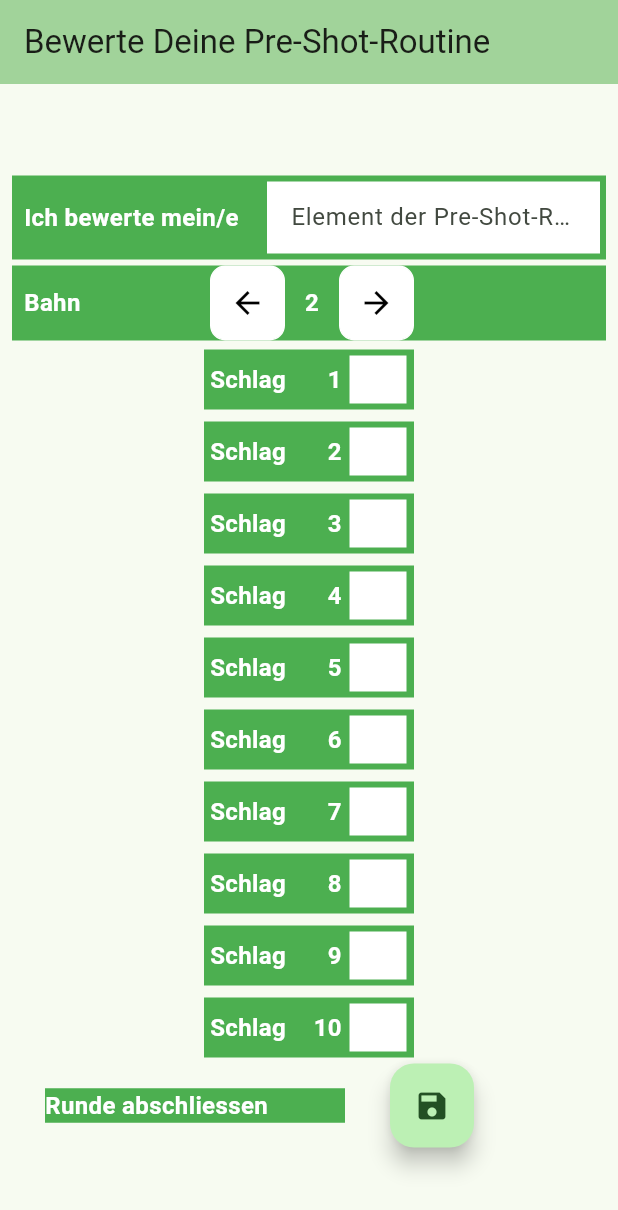
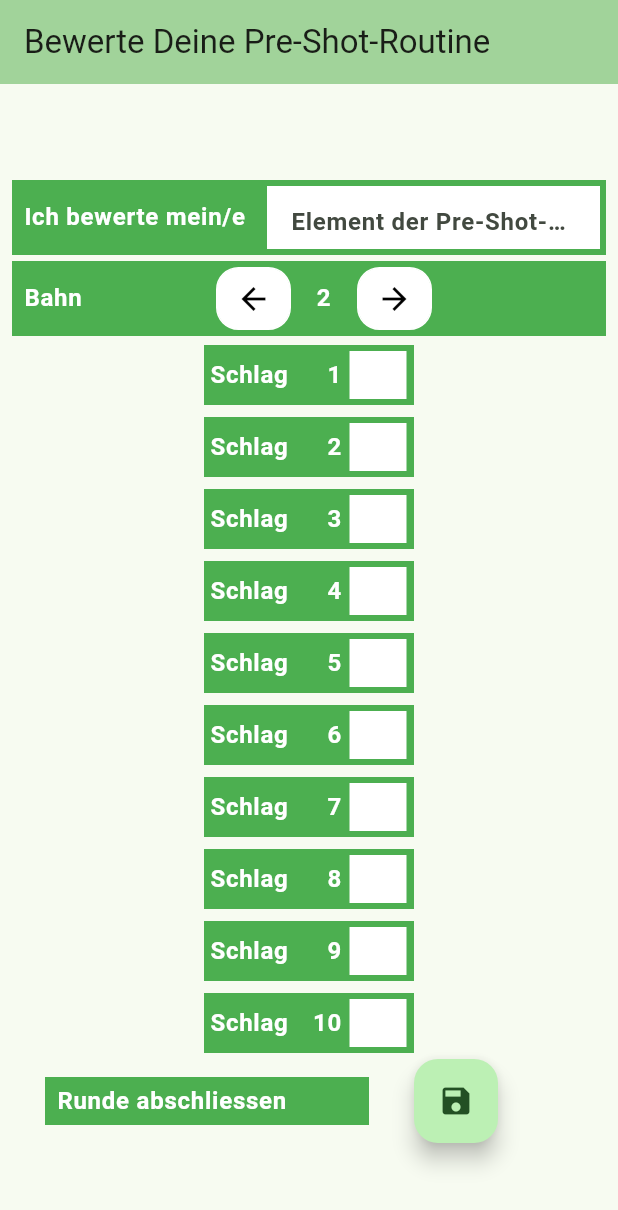
Before and after one commit to chrbuchsteiner61/valuation_pre_shot, a Flutter app: the screen it shows after launch, on a phone screen of 412 x 824 dp. Shown: the top 1210 px of the screen. Run offline on Flutter 3.47's test engine with Material 3 defaults, Android fonts, the phone set to English and light mode, and no system bars.

Commit message:
margin at buttons

```diff
--- a/lib/main.dart
+++ b/lib/main.dart
@@ -17,10 +17,11 @@ class MyApp extends StatelessWidget {
         colorScheme: ColorScheme.fromSeed(
           seedColor: Colors.green,
           primary: Colors.green,
+          secondary: Colors.white,
         ),
         useMaterial3: true,
         textTheme: TextTheme(
-          bodyMedium: const TextStyle(
+          bodyLarge: const TextStyle(
               fontSize: 16, fontWeight: FontWeight.w600, color: Colors.white),
         ),
       ),
@@ -31,15 +32,6 @@ class MyApp extends StatelessWidget {
 
 class MyHomePage extends StatefulWidget {
   const MyHomePage({super.key, required this.title});
-
-  // This widget is the home page of your application. It is stateful, meaning
-  // that it has a State object (defined below) that contains fields that affect
-  // how it looks.
-
-  // This class is the configuration for the state. It holds the values (in this
-  // case the title) provided by the parent (in this case the App widget) and
-  // used by the build method of the State. Fields in a Widget subclass are
-  // always marked "final".
 
   final String title;
 
@@ -53,8 +45,7 @@ class _MyHomePageState extends State<MyHomePage> {
     return Scaffold(
         appBar: AppBar(
           backgroundColor: Theme.of(context).colorScheme.inversePrimary,
-          // Here we take the value from the MyHomePage object that was created by
-          // the App.build method, and use it to set our appbar title.
+
           title: Text(widget.title),
         ),
         body:
--- a/lib/ui_mockup/colored_container.dart
+++ b/lib/ui_elements/colored_container.dart
@@ -14,6 +14,7 @@ class ColoredContainer extends StatelessWidget {
       child: Container(
         //color: backgroundColor,
         color: Theme.of(context).colorScheme.primary,
+        height: 50,
         child: aWidget,
       ),
     );
--- a/lib/ui_mockup/styled_text.dart
+++ b/lib/ui_elements/styled_text.dart
@@ -28,7 +28,7 @@ class StyledText extends StatelessWidget {
       child: Text(
         aText,
         //style: normalTextStyle,
-        style: Theme.of(context).textTheme.bodyMedium,
+        style: Theme.of(context).textTheme.bodyLarge,
         textAlign: theAlignment,
       ),
     );
--- a/lib/ui_mockup/change_the_tee.dart
+++ b/lib/ui_mockup/change_the_tee.dart
@@ -1,6 +1,6 @@
 import 'package:flutter/material.dart';
-import 'package:valuation_pre_shot/ui_mockup/colored_container.dart';
-import 'package:valuation_pre_shot/ui_mockup/styled_text.dart';
+import 'package:valuation_pre_shot/ui_elements/colored_container.dart';
+import 'package:valuation_pre_shot/ui_elements/styled_text.dart';
 
 class ChangeTheTee extends StatelessWidget {
   const ChangeTheTee({super.key});
@@ -16,8 +16,8 @@ class ChangeTheTee extends StatelessWidget {
       //color: Colors.green,
       aWidget: Row(children: <Widget>[
         Padding(
-          padding: const EdgeInsets.symmetric(horizontal: 8, vertical: 4),
-          child: StyledText(
+            padding: const EdgeInsets.symmetric(horizontal: 8, vertical: 4),
+            child: StyledText(
             aText: 'Bahn ',
             aWidth: 116,
             aLignment: 'left',
@@ -31,9 +31,10 @@ class ChangeTheTee extends StatelessWidget {
                     color: Colors.white,
                   ),
                   color: Colors.white,
-                  borderRadius: const BorderRadius.all(Radius.circular(10))),
-              //
+                  borderRadius: const BorderRadius.all(Radius.circular(15))),
+              margin: EdgeInsets.all(4),
               child: IconButton(
+                iconSize: 24,
                 icon: const Icon(Icons.arrow_back),
                 color: Colors.black,
                 tooltip: 'nothing',
@@ -51,8 +52,8 @@ class ChangeTheTee extends StatelessWidget {
                     color: Colors.white,
                   ),
                   color: Colors.white,
-                  borderRadius: const BorderRadius.all(Radius.circular(10))),
-              //
+                  borderRadius: const BorderRadius.all(Radius.circular(15))),
+              margin: EdgeInsets.all(4),
               child: IconButton(
                 icon: const Icon(Icons.arrow_forward),
                 color: Colors.black,
--- a/lib/ui_mockup/input_your_routine_element.dart
+++ b/lib/ui_mockup/input_your_routine_element.dart
@@ -1,6 +1,6 @@
 import 'package:flutter/material.dart';
-import 'package:valuation_pre_shot/ui_mockup/styled_text.dart';
-import 'package:valuation_pre_shot/ui_mockup/colored_container.dart';
+import 'package:valuation_pre_shot/ui_elements/styled_text.dart';
+import 'package:valuation_pre_shot/ui_elements/colored_container.dart';
 
 class InputYourRoutineElement extends StatelessWidget {
   const InputYourRoutineElement({super.key});
--- a/lib/ui_mockup/save_your_round.dart
+++ b/lib/ui_mockup/save_your_round.dart
@@ -1,5 +1,5 @@
 import 'package:flutter/material.dart';
-import 'package:valuation_pre_shot/ui_mockup/styled_text.dart';
+import 'package:valuation_pre_shot/ui_elements/styled_text.dart';
 
 class SaveYourRound extends StatelessWidget {
   const SaveYourRound({super.key});
@@ -15,9 +15,11 @@ class SaveYourRound extends StatelessWidget {
         Container(
           color: Colors.white,
           width: 30,
+
         ),
         Container(
           color: Theme.of(context).colorScheme.primary,
+          padding: const EdgeInsets.symmetric(horizontal: 8, vertical: 4),
           child: StyledText(
             aText: 'Runde abschliessen ',
             aWidth: 200,
--- a/lib/ui_mockup/single_valuation.dart
+++ b/lib/ui_mockup/single_valuation.dart
@@ -1,6 +1,6 @@
 import 'package:flutter/material.dart';
-import 'package:valuation_pre_shot/ui_mockup/colored_container.dart';
-import 'package:valuation_pre_shot/ui_mockup/styled_text.dart';
+import 'package:valuation_pre_shot/ui_elements/colored_container.dart';
+import 'package:valuation_pre_shot/ui_elements/styled_text.dart';
 
 class SingleValuation extends StatelessWidget {
   String teeNumber = '1';
```
